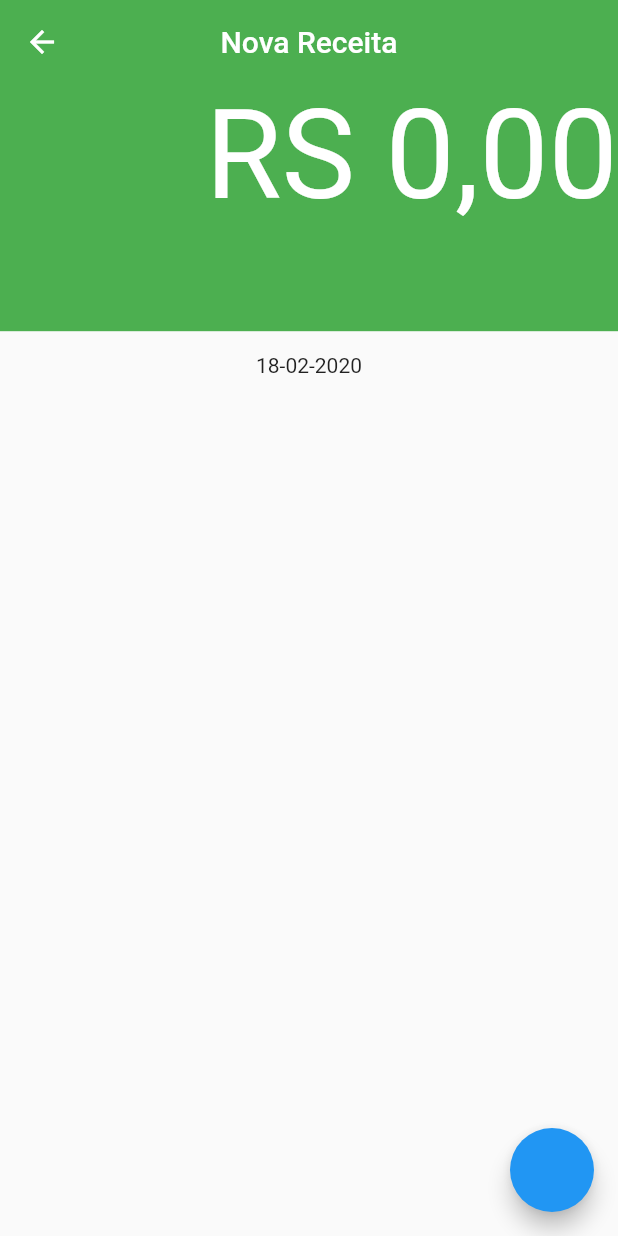
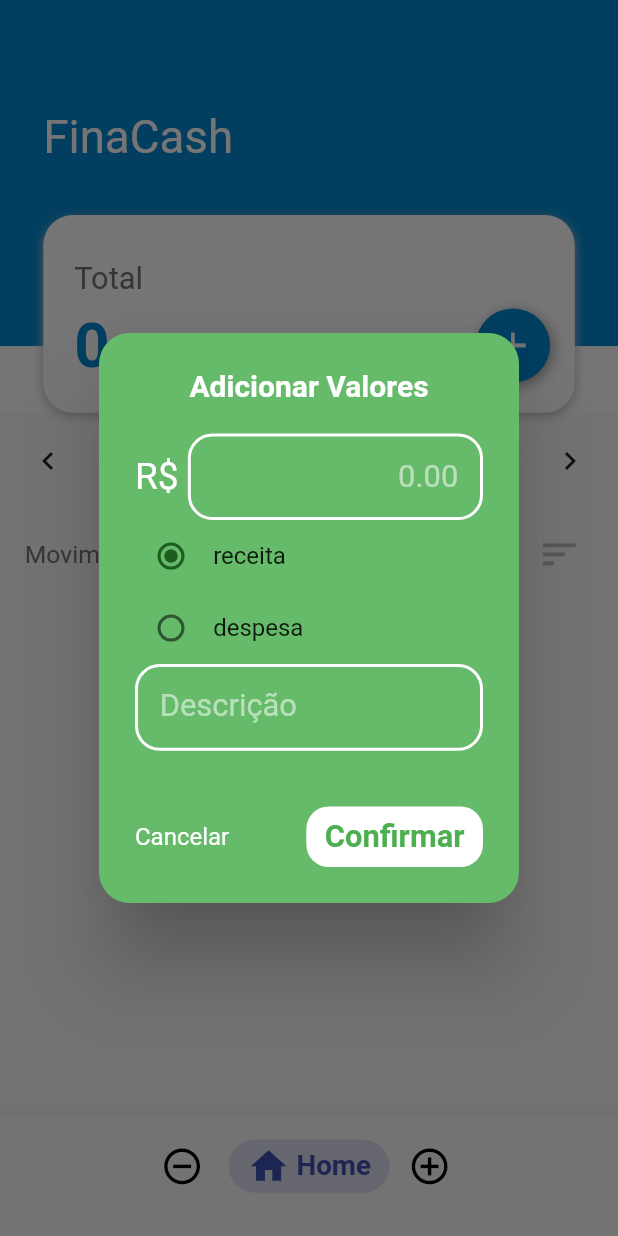
Before and after one commit to td-santos/Finance_App_Flutter, a Flutter app: the screen it shows after launch, after a tap on the "add" icon, on a phone screen of 412 x 824 dp. Run offline on Flutter 3.47's test engine with Material 2 defaults, Android fonts, the phone set to English and light mode, and no system bars; drawn by our look-alikes of table_calendar; our stand-ins replace sqflite; accounts and stored records are empty.

Commit message:
Commit Dialog
- Adicionando Alert Dialog para a inserção das receitas ou Despesas.

- Responsividade Dialog.

```diff
--- /dev/null
+++ b/finacash/lib/Widgets/CustomDialog.dart
@@ -0,0 +1,224 @@
+import 'package:finacash/Helper/Movimentacoes_helper.dart';
+import 'package:finacash/screen/HomePage.dart';
+import 'package:finacash/screen/InicialPage.dart';
+import 'package:flutter/material.dart';
+import 'package:intl/intl.dart';
+
+class CustomDialog extends StatefulWidget {
+  @override
+  _CustomDialogState createState() => _CustomDialogState();
+}
+
+class _CustomDialogState extends State<CustomDialog> {
+  var formatter = new DateFormat('dd-MM-yyyy');
+
+  int _groupValueRadio = 1;
+  Color _colorContainer = Colors.green[400];
+  Color _colorTextButtom = Colors.green;
+  TextEditingController _controllerValor = TextEditingController();
+  TextEditingController _controllerDesc = TextEditingController();
+
+  MovimentacoesHelper _movHelper = MovimentacoesHelper();
+  @override
+  Widget build(BuildContext context) {
+    double width = MediaQuery.of(context).size.width;
+
+    return AlertDialog(
+        shape: RoundedRectangleBorder(borderRadius: BorderRadius.circular(width * 0.050)),
+        title: Text(
+          "Adicionar Valores",
+          textAlign: TextAlign.center,
+          style: TextStyle(fontWeight: FontWeight.bold, color: Colors.white),
+        ),
+        backgroundColor: _colorContainer,
+        content: SingleChildScrollView(
+          child: Column(
+            mainAxisSize: MainAxisSize.min,
+            children: <Widget>[
+              Row(
+                children: <Widget>[
+                  Text(
+                    "R\$ ",
+                    style:
+                        TextStyle(color: Colors.white, fontSize: width * 0.06),
+                  ),
+                  Flexible(
+                    child: TextField(
+                        controller: _controllerValor,
+                        style: TextStyle(fontSize: width * 0.05),
+                        keyboardType:
+                            TextInputType.numberWithOptions(decimal: true),
+                        maxLines: 1,
+                        textAlign: TextAlign.end,
+                        decoration: new InputDecoration(
+                          hintText: "0.00",
+                          hintStyle: TextStyle(color: Colors.white54),
+                          contentPadding:  EdgeInsets.only(
+                              left: width * 0.04,
+                              top: width * 0.041,
+                              bottom: width * 0.041,
+                              right: width * 0.04),//15),
+                          focusedBorder: OutlineInputBorder(
+                            borderRadius: BorderRadius.circular(width * 0.04),
+                            borderSide: BorderSide(
+                              color: Colors.white,
+                              width: 2.0,
+                            ),
+                          ),
+                          enabledBorder: OutlineInputBorder(
+                            borderRadius: BorderRadius.circular(width * 0.04),
+                            borderSide: BorderSide(
+                              color: Colors.white,
+                              width: 2.0,
+                            ),
+                          ),
+                        )),
+                  )
+                ],
+              ),
+              Row(
+                children: <Widget>[
+                  Radio(
+                    activeColor: Colors.green[900],
+                    value: 1,
+                    groupValue: _groupValueRadio,
+                    onChanged: (value) {
+                      print(value);
+                      setState(() {
+                        _groupValueRadio = value;
+                        _colorContainer = Colors.green[400];
+                        _colorTextButtom = Colors.green;
+                      });
+                    },
+                  ),
+                  Padding(
+                    padding: EdgeInsets.only(left: width * 0.01),
+                    child: Text("receita"),
+                  )
+                ],
+              ),
+              Row(
+                children: <Widget>[
+                  Radio(
+                    activeColor: Colors.red[900],
+                    value: 2,
+                    groupValue: _groupValueRadio,
+                    onChanged: (value) {
+                      print(value);
+                      setState(() {
+                        _groupValueRadio = value;
+                        _colorContainer = Colors.red[300];
+                        _colorTextButtom = Colors.red[300];
+                      });
+                    },
+                  ),
+                  Padding(
+                    padding: EdgeInsets.only(left: width * 0.01),
+                    child: Text("despesa"),
+                  )
+                ],
+              ),
+              TextField(
+                  controller: _controllerDesc,
+                  style: TextStyle(fontSize: width * 0.05),
+                  keyboardType: TextInputType.text,
+                  maxLines: 1,
+                  textAlign: TextAlign.start,
+                  decoration: new InputDecoration(
+                    //hintText: "descrição",
+                    labelText: "Descrição",
+                    labelStyle: TextStyle(color: Colors.white54),
+                    //hintStyle: TextStyle(color: Colors.grey[400]),
+                    contentPadding:  EdgeInsets.only(
+                        left: width * 0.04,
+                        top: width * 0.041,
+                        bottom: width * 0.041,
+                        right: width * 0.04),
+
+                    focusedBorder: OutlineInputBorder(
+                      borderRadius: BorderRadius.circular(width * 0.04),
+                      borderSide: BorderSide(
+                        color: Colors.white,
+                        width: 2.0,
+                      ),
+                    ),
+                    enabledBorder: OutlineInputBorder(
+                      borderRadius: BorderRadius.circular(width * 0.04),
+                      borderSide: BorderSide(
+                        color: Colors.white,
+                        width: 2.0,
+                      ),
+                    ),
+                  )),
+              Padding(
+                padding: EdgeInsets.only(top: width * 0.09),
+                child: Row(
+                  mainAxisAlignment: MainAxisAlignment.spaceBetween,
+                  children: <Widget>[
+                    GestureDetector(
+                      onTap: (){
+                        Navigator.pop(context);
+                      },
+                      child: Text(
+                        "Cancelar",
+                        style: TextStyle(color: Colors.white),
+                      ),
+                    ),
+                    GestureDetector(
+                      onTap: (){
+                        if(_controllerValor.text.isNotEmpty && _controllerDesc.text.isNotEmpty){
+                          Movimentacoes mov = Movimentacoes();
+                          String valor;
+                          if(_controllerValor.text.contains(",")){
+                             valor = _controllerValor.text.replaceAll( RegExp(","), ".");
+                            }else{
+                              valor = _controllerValor.text;
+                            }
+
+                          mov.data = formatter.format(DateTime.now());
+                          mov.descricao = _controllerDesc.text;
+
+                          if(_groupValueRadio == 1){
+
+                            mov.valor = double.parse(valor);
+                            mov.tipo ="r";
+                            _movHelper.saveMovimentacao(mov);
+                          }
+                          if(_groupValueRadio == 2){
+                            mov.valor = double.parse("-" + valor);
+                            mov.tipo ="d";
+                            _movHelper.saveMovimentacao(mov);
+                          }
+                          Navigator.pop(context);
+                          //initState();
+                        }
+                      },
+                      child: Container(
+                        padding: EdgeInsets.only(
+                            top: width * 0.02,
+                            bottom: width * 0.02,
+                            left: width * 0.03,
+                            right: width * 0.03),
+                        decoration: BoxDecoration(
+                          borderRadius: BorderRadius.circular(15),
+                          color: Colors.white,
+                        ),
+                        child: Center(
+                          child: Text(
+                            "Confirmar",
+                            style: TextStyle(
+                                color: _colorTextButtom,
+                                fontWeight: FontWeight.bold,
+                                fontSize: width * 0.05),
+                          ),
+                        ),
+                      ),
+                    )
+                  ],
+                ),
+              )
+            ],
+          ),
+        ));
+  }
+}
--- a/finacash/lib/main.dart
+++ b/finacash/lib/main.dart
@@ -4,12 +4,8 @@ import 'package:flutter/material.dart';
 import 'package:flutter/services.dart';
 import 'package:intl/date_symbol_data_local.dart';
 
-main(List<String> args) {
-  SystemChrome.setSystemUIOverlayStyle(SystemUiOverlayStyle(
-    systemNavigationBarColor: Colors.indigo[400], // navigation bar color
-    statusBarColor: Colors.indigo[400],
-    statusBarIconBrightness: Brightness.light // status bar color
-  ));
+main() {
+
 
   initializeDateFormatting().then((_){
     runApp(MaterialApp(
--- a/finacash/lib/screen/HomePage.dart
+++ b/finacash/lib/screen/HomePage.dart
@@ -1,8 +1,10 @@
 import 'package:finacash/Helper/Movimentacoes_helper.dart';
 import 'package:finacash/Widgets/AnimatedBottomNavBar.dart';
 import 'package:finacash/Widgets/CardMovimentacoesItem.dart';
+import 'package:finacash/Widgets/CustomDialog.dart';
 import 'package:flutter/cupertino.dart';
 import 'package:flutter/material.dart';
+import 'package:flutter/rendering.dart';
 import 'package:intl/intl.dart';
 import 'package:table_calendar/table_calendar.dart';
 
@@ -18,6 +20,8 @@ class _HomePageState extends State<HomePage> {
   var total;
   var width;
   var height;
+  bool recDesp = false;
+
   TextEditingController _valorController = TextEditingController();
   CalendarController calendarController;
   MovimentacoesHelper movimentacoesHelper = MovimentacoesHelper();
@@ -88,8 +92,8 @@ class _HomePageState extends State<HomePage> {
         });
       }
 
-      print("TOTAL: $total");
-      print("All MovMES: $listmovimentacoes");
+      //print("TOTAL: $total");
+      //print("All MovMES: $listmovimentacoes");
     });
   }
 
@@ -109,12 +113,31 @@ class _HomePageState extends State<HomePage> {
     //_allMov();
   }
 
+  _dialogAddRecDesp(){
+
+    showDialog(
+      context: context,
+      builder: (context){
+        return CustomDialog();/*AlertDialog(
+          shape: RoundedRectangleBorder(borderRadius: BorderRadius.circular(20)),
+          title: Text("Adicionar Valores",textAlign: TextAlign.center, style: TextStyle(
+            fontWeight: FontWeight.bold,
+            color: Colors.lightBlue
+          ),
+          ),
+          backgroundColor: Colors.white,
+          content: CustomDialog()
+        );*/
+      }
+    );
+  }
+
   @override
   Widget build(BuildContext context) {
     width = MediaQuery.of(context).size.width;
     height = MediaQuery.of(context).size.height;
 
-
+    _allMovMes(dataFormatada);
     return Scaffold(
       body: SingleChildScrollView(
         primary: false,
@@ -201,10 +224,12 @@ class _HomePageState extends State<HomePage> {
                               padding: EdgeInsets.only(right: width * 0.04),
                               child: GestureDetector(
                                 onTap: () {
-                                  Navigator.push(
+                                  _dialogAddRecDesp();
+                                 /* Navigator.push(
                                       context,
                                       MaterialPageRoute(
                                           builder: (context) => AddReceita()));
+                                 */
                                 },
                                 child: Container(
                                   width: width * 0.12,
--- a/finacash/lib/screen/InicialPage.dart
+++ b/finacash/lib/screen/InicialPage.dart
@@ -6,6 +6,7 @@ import 'package:finacash/screen/DespesasResumo.dart';
 import 'package:finacash/screen/HomePage.dart';
 import 'package:finacash/screen/ReceitasResumo.dart';
 import 'package:flutter/material.dart';
+import 'package:flutter/services.dart';
 import 'package:intl/intl.dart';
 
 import 'package:table_calendar/table_calendar.dart';
@@ -55,6 +56,17 @@ class _InicialPageState extends State<InicialPage> {
     double width = MediaQuery.of(context).size.width;
     double height = MediaQuery.of(context).size.height;
 
+    SystemChrome.setSystemUIOverlayStyle(SystemUiOverlayStyle(
+    //systemNavigationBarColor: Colors.lightBlue[700], // navigation bar color
+    //statusBarColor: Colors.lightBlue[700],
+    systemNavigationBarIconBrightness: Brightness.dark,
+    systemNavigationBarColor: Colors.white,
+    statusBarIconBrightness: Brightness.light // status bar color
+  ));
+
+    SystemChrome.setPreferredOrientations(
+        [DeviceOrientation.portraitUp, DeviceOrientation.portraitDown]);
+
 
     List<Widget> telas =[
 
```
Also changed, not shown: finacash/pubspec.yaml (+9 -2 lines), finacash/assets/homeIcon.png (deleted), finacash/dev_assets/finacash_512.png (added), finacash/pubspec.lock.
